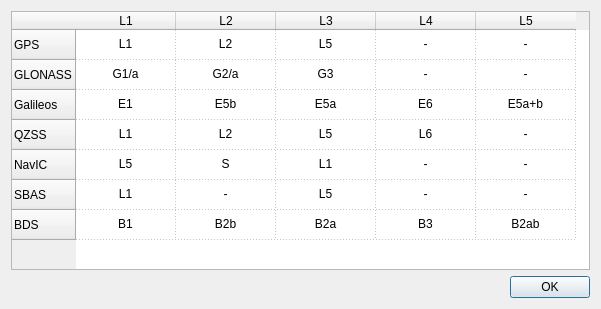
The window that app/qtapp/appcmn_qt/freqdlg.ui (rtklibexplorer/RTKLIB) describes before a commit, drawn with Qt 5.
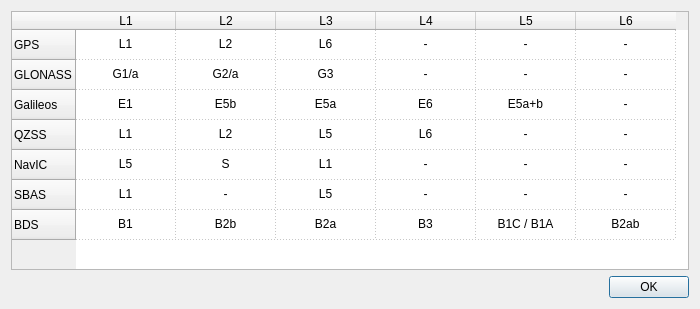
The same window after the commit.

Commit message: qtapp freq dialog: expand BDS to 6 frequencies

Diff of the .ui file:
```diff
--- a/app/qtapp/appcmn_qt/freqdlg.ui
+++ b/app/qtapp/appcmn_qt/freqdlg.ui
@@ -6,7 +6,7 @@
    <rect>
     <x>0</x>
     <y>0</y>
-    <width>601</width>
+    <width>700</width>
     <height>309</height>
    </rect>
   </property>
@@ -112,6 +112,11 @@
        <string>L5</string>
       </property>
      </column>
+     <column>
+      <property name="text">
+       <string>L6</string>
+      </property>
+     </column>
      <item row="0" column="0">
       <property name="text">
        <string>L1</string>
@@ -136,6 +141,14 @@
        <set>AlignCenter</set>
       </property>
      </item>
+     <item row="0" column="2">
+      <property name="text">
+       <string>L6</string>
+      </property>
+      <property name="textAlignment">
+       <set>AlignCenter</set>
+      </property>
+     </item>
      <item row="0" column="3">
       <property name="text">
        <string>-</string>
@@ -152,6 +165,14 @@
        <set>AlignCenter</set>
       </property>
      </item>
+     <item row="0" column="5">
+      <property name="text">
+       <string>-</string>
+      </property>
+      <property name="textAlignment">
+       <set>AlignCenter</set>
+      </property>
+     </item>
      <item row="1" column="0">
       <property name="text">
        <string>G1/a</string>
@@ -192,6 +213,14 @@
        <set>AlignCenter</set>
       </property>
      </item>
+     <item row="1" column="5">
+      <property name="text">
+       <string>-</string>
+      </property>
+      <property name="textAlignment">
+       <set>AlignCenter</set>
+      </property>
+     </item>
      <item row="2" column="0">
       <property name="text">
        <string>E1</string>
@@ -232,6 +261,14 @@
        <set>AlignCenter</set>
       </property>
      </item>
+     <item row="2" column="5">
+      <property name="text">
+       <string>-</string>
+      </property>
+      <property name="textAlignment">
+       <set>AlignCenter</set>
+      </property>
+     </item>
      <item row="3" column="0">
       <property name="text">
        <string>L1</string>
@@ -272,6 +309,14 @@
        <set>AlignCenter</set>
       </property>
      </item>
+     <item row="3" column="5">
+      <property name="text">
+       <string>-</string>
+      </property>
+      <property name="textAlignment">
+       <set>AlignCenter</set>
+      </property>
+     </item>
      <item row="4" column="0">
       <property name="text">
        <string>L5</string>
@@ -312,6 +357,14 @@
        <set>AlignCenter</set>
       </property>
      </item>
+     <item row="4" column="5">
+      <property name="text">
+       <string>-</string>
+      </property>
+      <property name="textAlignment">
+       <set>AlignCenter</set>
+      </property>
+     </item>
      <item row="5" column="0">
       <property name="text">
        <string>L1</string>
@@ -352,6 +405,14 @@
        <set>AlignCenter</set>
       </property>
      </item>
+     <item row="5" column="5">
+      <property name="text">
+       <string>-</string>
+      </property>
+      <property name="textAlignment">
+       <set>AlignCenter</set>
+      </property>
+     </item>
      <item row="6" column="0">
       <property name="text">
        <string>B1</string>
@@ -385,6 +446,14 @@
       </property>
      </item>
      <item row="6" column="4">
+      <property name="text">
+       <string>B1C / B1A</string>
+      </property>
+      <property name="textAlignment">
+       <set>AlignCenter</set>
+      </property>
+     </item>
+     <item row="6" column="5">
       <property name="text">
        <string>B2ab</string>
       </property>
```
